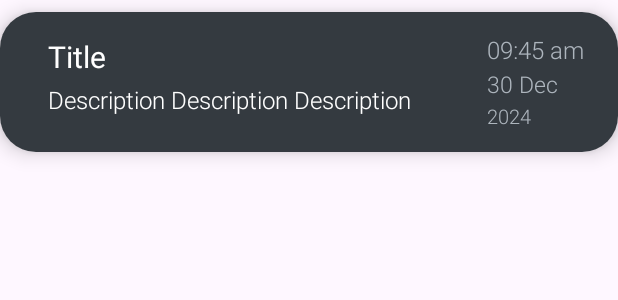
After one commit to ytgrad/reminder, an Android app: the layout item_view.xml on its own in the app's theme, with its tools: preview values and no code run, on a phone screen of 412 x 824 dp. The commit adds this screen. Shown: the top 300 px of the screen. Run offline under Robolectric (Android 15) with nearby library versions, the phone set to English and light mode, and no system bars.

Commit message:
recycler view

```diff
--- a/app/src/main/java/com/shiv/reminder/Converters.kt
+++ b/app/src/main/java/com/shiv/reminder/db/Converters.kt
@@ -1,4 +1,4 @@
-package com.shiv.reminder
+package com.shiv.reminder.db
 
 import androidx.room.TypeConverter
 import java.time.LocalDate
--- a/app/src/main/java/com/shiv/reminder/db/ReminderDatabase.kt
+++ b/app/src/main/java/com/shiv/reminder/db/ReminderDatabase.kt
@@ -5,7 +5,6 @@ import androidx.room.Database
 import androidx.room.Room
 import androidx.room.RoomDatabase
 import androidx.room.TypeConverters
-import com.shiv.reminder.Converters
 
 @Database(entities = [Reminder::class], version = 1)
 @TypeConverters(Converters::class)
--- /dev/null
+++ b/app/src/main/res/drawable/bg_button.xml
@@ -0,0 +1,4 @@
+<?xml version="1.0" encoding="utf-8"?>
+<shape xmlns:android="http://schemas.android.com/apk/res/android">
+    <solid android:color="@color/almost_black"/>
+</shape>
--- /dev/null
+++ b/app/src/main/res/layout/item_view.xml
@@ -0,0 +1,85 @@
+<?xml version="1.0" encoding="utf-8"?>
+<androidx.cardview.widget.CardView xmlns:android="http://schemas.android.com/apk/res/android"
+    xmlns:tools="http://schemas.android.com/tools"
+    android:layout_width="match_parent"
+    android:layout_height="wrap_content"
+    xmlns:app="http://schemas.android.com/apk/res-auto"
+    app:cardCornerRadius="24dp"
+    android:layout_marginVertical="8dp"
+    app:cardElevation="8dp">
+
+
+    <LinearLayout
+        android:layout_width="match_parent"
+        android:layout_height="match_parent"
+        android:background="@color/gray"
+        android:orientation="horizontal">
+        <LinearLayout
+            android:layout_width="0dp"
+            android:layout_height="match_parent"
+            android:layout_weight="7.5"
+            android:orientation="vertical"
+            android:paddingVertical="16dp"
+            android:paddingHorizontal="32dp">
+            <TextView
+                android:id="@+id/tv_title"
+                android:layout_width="match_parent"
+                android:layout_height="wrap_content"
+                android:layout_marginBottom="4dp"
+                android:fontFamily="sans-serif"
+                android:textColor="@color/white"
+                android:text="Title"
+                android:textSize="20sp"
+                tools:ignore="HardcodedText" />
+            <TextView
+                android:id="@+id/tv_desc"
+                android:layout_width="match_parent"
+                android:layout_height="wrap_content"
+                android:layout_marginBottom="8dp"
+                android:fontFamily="sans-serif-light"
+                android:textColor="@color/white"
+                android:text="Description Description Description "
+                android:textSize="16sp"
+                tools:ignore="HardcodedText" />
+        </LinearLayout>
+        <LinearLayout
+            android:layout_width="0dp"
+            android:layout_height="match_parent"
+            android:layout_weight="2.5"
+            android:gravity="center"
+            android:orientation="vertical">
+            <TextView
+                android:id="@+id/tv_time"
+                android:layout_width="match_parent"
+                android:layout_height="wrap_content"
+                android:layout_marginBottom="1dp"
+                android:paddingStart="16dp"
+                android:textColor="@color/even_lighter_gray"
+                android:fontFamily="sans-serif-light"
+                android:textSize="16sp"
+                tools:text="09:45 am" />
+            <TextView
+                android:id="@+id/tv_date"
+                android:layout_width="match_parent"
+                android:layout_height="wrap_content"
+                android:layout_marginBottom="1dp"
+                android:paddingStart="16dp"
+                android:textColor="@color/even_lighter_gray"
+                android:fontFamily="sans-serif-light"
+                android:textSize="15sp"
+                tools:text="30 Dec" />
+            <TextView
+                android:id="@+id/tv_year"
+                android:layout_width="match_parent"
+                android:layout_height="wrap_content"
+                android:paddingStart="16dp"
+                android:textColor="@color/even_lighter_gray"
+                android:fontFamily="sans-serif-light"
+                android:textSize="13sp"
+                tools:text="2024" />
+        </LinearLayout>
+    </LinearLayout>
+
+
+
+</androidx.cardview.widget.CardView>
```
Also changed, not shown: app/src/main/java/com/shiv/reminder/MainActivity.kt (+37 -1 lines), app/src/main/java/com/shiv/reminder/adapters/ReminderAdapter.kt (added, +43 -0 lines), app/src/main/res/layout/activity_main.xml (+30 -1 lines).
